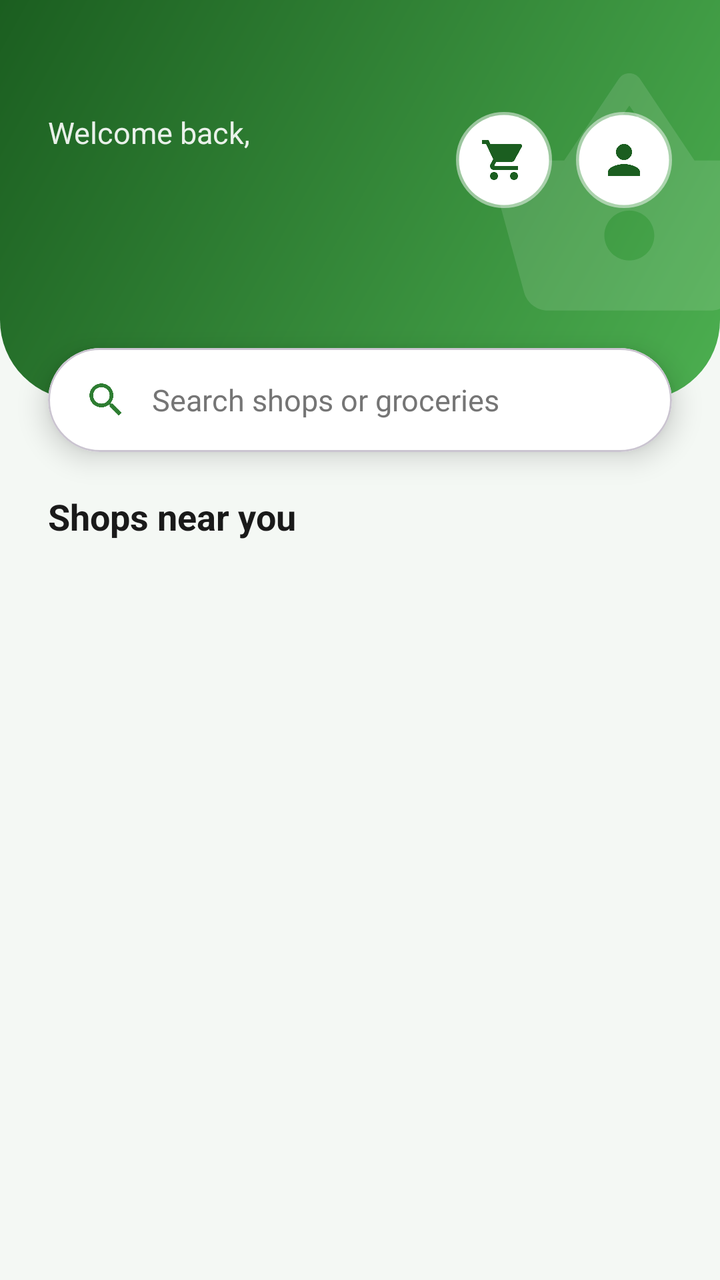
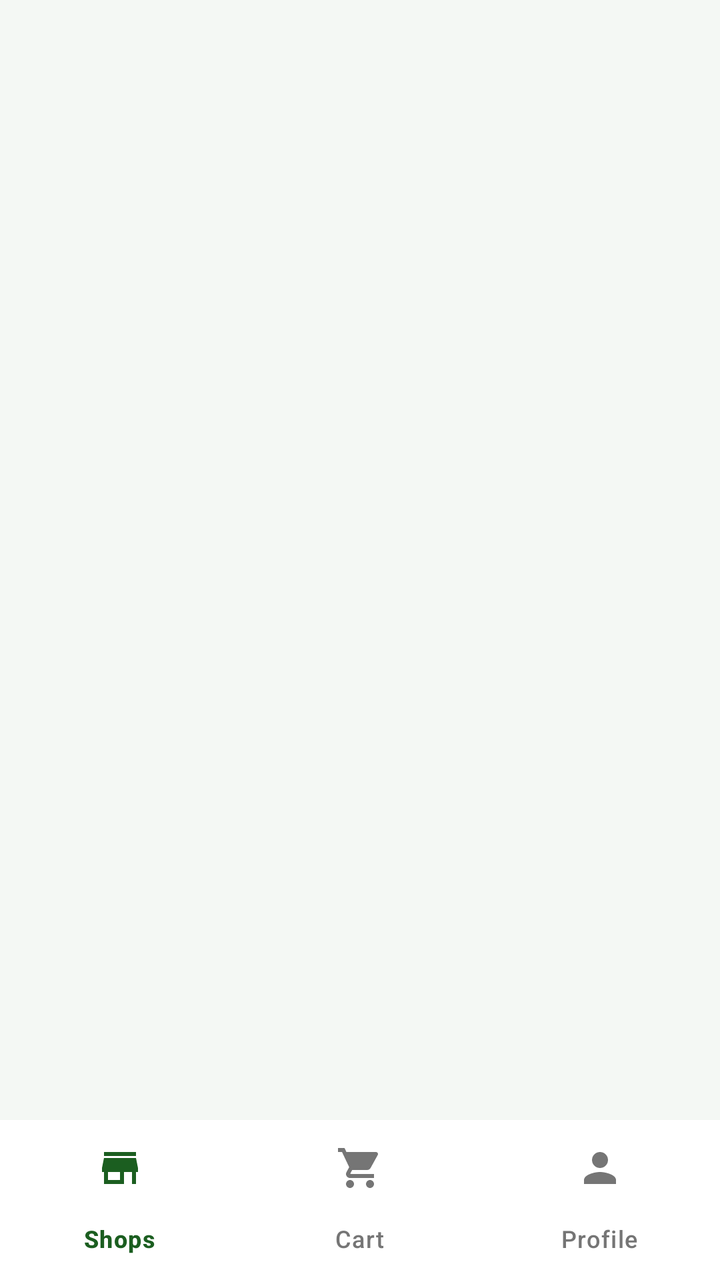

The first picture is an Android layout as it rendered before a commit; the second is the same layout after the commit. The layout source and the unified diff follow.
<!-- AndroidManifest.xml: application theme Theme.GroceryApp -->
<!-- res/layout/activity_buyer_home.xml -->
<?xml version="1.0" encoding="utf-8"?>
<androidx.constraintlayout.widget.ConstraintLayout xmlns:android="http://schemas.android.com/apk/res/android"
    xmlns:app="http://schemas.android.com/apk/res-auto"
    android:layout_width="match_parent"
    android:layout_height="match_parent"
    android:background="@color/welcome_background">

    <View
        android:id="@+id/headerBackground"
        android:layout_width="0dp"
        android:layout_height="200dp"
        android:background="@drawable/header_background"
        app:layout_constraintEnd_toEndOf="parent"
        app:layout_constraintStart_toStartOf="parent"
        app:layout_constraintTop_toTopOf="parent" />

    <ImageView
        android:layout_width="150dp"
        android:layout_height="150dp"
        android:layout_marginTop="24dp"
        android:layout_marginEnd="-30dp"
        android:alpha="0.12"
        android:importantForAccessibility="no"
        android:src="@drawable/ic_basket"
        app:layout_constraintEnd_toEndOf="parent"
        app:layout_constraintTop_toTopOf="parent" />

    <TextView
        android:id="@+id/tvWelcomeLabel"
        android:layout_width="wrap_content"
        android:layout_height="wrap_content"
        android:layout_marginStart="24dp"
        android:layout_marginTop="56dp"
        android:text="Welcome back,"
        android:textColor="#E6FFFFFF"
        android:textSize="15sp"
        app:layout_constraintStart_toStartOf="parent"
        app:layout_constraintTop_toTopOf="parent" />

    <TextView
        android:id="@+id/tvWelcome"
        android:layout_width="0dp"
        android:layout_height="wrap_content"
        android:layout_marginStart="24dp"
        android:layout_marginEnd="16dp"
        android:ellipsize="end"
        android:maxLines="1"
        android:textColor="@color/white"
        android:textSize="26sp"
        android:textStyle="bold"
        app:layout_constraintEnd_toStartOf="@id/ivCart"
        app:layout_constraintStart_toStartOf="parent"
        app:layout_constraintTop_toBottomOf="@id/tvWelcomeLabel" />

    <ImageView
        android:id="@+id/ivCart"
        android:layout_width="48dp"
        android:layout_height="48dp"
        android:layout_marginTop="56dp"
        android:layout_marginEnd="12dp"
        android:background="@drawable/avatar_background"
        android:clickable="true"
        android:contentDescription="Cart"
        android:elevation="6dp"
        android:focusable="true"
        android:padding="12dp"
        android:src="@drawable/ic_cart"
        android:tint="@color/green_dark"
        app:layout_constraintEnd_toStartOf="@id/ivProfileIcon"
        app:layout_constraintTop_toTopOf="parent" />

    <TextView
        android:id="@+id/tvCartBadge"
        android:layout_width="20dp"
        android:layout_height="20dp"
        android:background="@drawable/badge_circle"
        android:elevation="8dp"
        android:gravity="center"
        android:textColor="@color/white"
        android:textSize="10sp"
        android:textStyle="bold"
        android:visibility="gone"
        app:layout_constraintEnd_toEndOf="@id/ivCart"
        app:layout_constraintTop_toTopOf="@id/ivCart"
        android:layout_marginTop="-6dp"
        android:layout_marginEnd="-6dp" />

    <ImageView
        android:id="@+id/ivProfileIcon"
        android:layout_width="48dp"
        android:layout_height="48dp"
        android:layout_marginTop="56dp"
        android:layout_marginEnd="24dp"
        android:background="@drawable/avatar_background"
        android:clickable="true"
        android:contentDescription="Profile"
        android:elevation="6dp"
        android:focusable="true"
        android:padding="12dp"
        android:src="@drawable/ic_person"
        android:tint="@color/green_dark"
        app:layout_constraintEnd_toEndOf="parent"
        app:layout_constraintTop_toTopOf="parent" />

    <com.google.android.material.card.MaterialCardView
        android:id="@+id/cardSearch"
        android:layout_width="0dp"
        android:layout_height="52dp"
        android:layout_marginStart="24dp"
        android:layout_marginTop="174dp"
        android:layout_marginEnd="24dp"
        app:cardBackgroundColor="@color/white"
        app:cardCornerRadius="26dp"
        app:cardElevation="8dp"
        app:layout_constraintEnd_toEndOf="parent"
        app:layout_constraintStart_toStartOf="parent"
        app:layout_constraintTop_toTopOf="parent">

        <LinearLayout
            android:layout_width="match_parent"
            android:layout_height="match_parent"
            android:gravity="center_vertical"
            android:orientation="horizontal"
            android:paddingStart="18dp"
            android:paddingEnd="18dp">

            <ImageView
                android:layout_width="22dp"
                android:layout_height="22dp"
                android:importantForAccessibility="no"
                android:src="@drawable/ic_search"
                android:tint="@color/green_primary" />

            <EditText
                android:id="@+id/etSearch"
                android:layout_width="0dp"
                android:layout_height="match_parent"
                android:layout_marginStart="12dp"
                android:layout_weight="1"
                android:background="@null"
                android:hint="Search shops or groceries"
                android:imeOptions="actionSearch"
                android:importantForAutofill="no"
                android:inputType="text"
                android:maxLines="1"
                android:textColor="@color/text_primary"
                android:textColorHint="@color/text_secondary"
                android:textSize="15sp" />
        </LinearLayout>
    </com.google.android.material.card.MaterialCardView>

    <HorizontalScrollView
        android:id="@+id/chipScroll"
        android:layout_width="0dp"
        android:layout_height="wrap_content"
        android:layout_marginTop="12dp"
        android:clipToPadding="false"
        android:paddingHorizontal="24dp"
        android:scrollbars="none"
        app:layout_constraintEnd_toEndOf="parent"
        app:layout_constraintStart_toStartOf="parent"
        app:layout_constraintTop_toBottomOf="@id/cardSearch">

        <com.google.android.material.chip.ChipGroup
            android:id="@+id/chipGroup"
            android:layout_width="wrap_content"
            android:layout_height="wrap_content"
            app:selectionRequired="true"
            app:singleLine="true"
            app:singleSelection="true" />
    </HorizontalScrollView>

    <LinearLayout
        android:id="@+id/rowSection"
        android:layout_width="0dp"
        android:layout_height="wrap_content"
        android:layout_marginStart="24dp"
        android:layout_marginTop="8dp"
        android:layout_marginEnd="24dp"
        android:gravity="center_vertical"
        android:orientation="horizontal"
        app:layout_constraintEnd_toEndOf="parent"
        app:layout_constraintStart_toStartOf="parent"
        app:layout_constraintTop_toBottomOf="@id/chipScroll">

        <TextView
            android:layout_width="0dp"
            android:layout_height="wrap_content"
            android:layout_weight="1"
            android:text="Shops near you"
            android:textColor="@color/text_primary"
            android:textSize="18sp"
            android:textStyle="bold" />

        <TextView
            android:id="@+id/tvCount"
            android:layout_width="wrap_content"
            android:layout_height="wrap_content"
            android:textColor="@color/text_secondary"
            android:textSize="13sp" />
    </LinearLayout>

    <androidx.recyclerview.widget.RecyclerView
        android:id="@+id/rvShops"
        android:layout_width="0dp"
        android:layout_height="0dp"
        android:clipToPadding="false"
        android:paddingTop="4dp"
        android:paddingBottom="24dp"
        app:layout_constraintBottom_toBottomOf="parent"
        app:layout_constraintEnd_toEndOf="parent"
        app:layout_constraintStart_toStartOf="parent"
        app:layout_constraintTop_toBottomOf="@id/rowSection" />

    <TextView
        android:id="@+id/tvEmpty"
        android:layout_width="wrap_content"
        android:layout_height="wrap_content"
        android:text="No shops available yet"
        android:textColor="@color/text_secondary"
        android:textSize="15sp"
        android:visibility="gone"
        app:layout_constraintBottom_toBottomOf="parent"
        app:layout_constraintEnd_toEndOf="parent"
        app:layout_constraintStart_toStartOf="parent"
        app:layout_constraintTop_toBottomOf="@id/rowSection" />
</androidx.constraintlayout.widget.ConstraintLayout>
<!-- resources referenced by this layout -->
<resources>
  <color name="green_dark">#1B5E20</color>
  <color name="green_primary">#2E7D32</color>
  <color name="text_primary">#1A1A1A</color>
  <color name="text_secondary">#757575</color>
  <color name="welcome_background">#F4F8F4</color>
  <color name="white">#FFFFFFFF</color>
  <!-- drawable avatar_background (drawable) -->
  <?xml version="1.0" encoding="utf-8"?>
  <shape xmlns:android="http://schemas.android.com/apk/res/android"
      android:shape="oval">
      <solid android:color="#FFFFFF" />
      <stroke android:width="3dp" android:color="#80FFFFFF" />
  </shape>
  <!-- drawable badge_circle (drawable) -->
  <?xml version="1.0" encoding="utf-8"?>
  <shape xmlns:android="http://schemas.android.com/apk/res/android" android:shape="oval">
      <solid android:color="@color/danger" />
      <stroke android:width="1.5dp" android:color="@color/white" />
  </shape>
  <!-- drawable header_background (drawable) -->
  <?xml version="1.0" encoding="utf-8"?>
  <shape xmlns:android="http://schemas.android.com/apk/res/android"
      android:shape="rectangle">
      <gradient
          android:angle="315"
          android:startColor="#1B5E20"
          android:endColor="#4CAF50"
          android:type="linear" />
      <corners
          android:bottomLeftRadius="40dp"
          android:bottomRightRadius="40dp" />
  </shape>
  <!-- drawable ic_basket (drawable) -->
  <?xml version="1.0" encoding="utf-8"?>
  <vector xmlns:android="http://schemas.android.com/apk/res/android"
      android:width="24dp"
      android:height="24dp"
      android:viewportWidth="24"
      android:viewportHeight="24"
      android:tint="#FFFFFF">
      <path
          android:fillColor="#FFFFFFFF"
          android:pathData="M17.21,9l-4.38,-6.56c-0.19,-0.28 -0.51,-0.42 -0.83,-0.42 -0.32,0 -0.64,0.14 -0.83,0.43L6.79,9H2c-0.55,0 -1,0.45 -1,1 0,0.09 0.01,0.18 0.04,0.27l2.54,9.27c0.23,0.84 1,1.46 1.92,1.46h13c0.92,0 1.69,-0.62 1.93,-1.46l2.54,-9.27L23,10c0,-0.55 -0.45,-1 -1,-1h-4.79zM9,9l3,-4.4L15,9H9zM12,17c-1.1,0 -2,-0.9 -2,-2s0.9,-2 2,-2 2,0.9 2,2 -0.9,2 -2,2z" />
  </vector>
  <!-- drawable ic_cart (drawable) -->
  <?xml version="1.0" encoding="utf-8"?>
  <vector xmlns:android="http://schemas.android.com/apk/res/android"
      android:width="24dp" android:height="24dp" android:viewportWidth="24" android:viewportHeight="24">
      <path android:fillColor="#FF000000"
          android:pathData="M7,18c-1.1,0 -1.99,0.9 -1.99,2S5.9,22 7,22s2,-0.9 2,-2 -0.9,-2 -2,-2zM1,2v2h2l3.6,7.59 -1.35,2.45c-0.16,0.28 -0.25,0.61 -0.25,0.96 0,1.1 0.9,2 2,2h12v-2H7.42c-0.14,0 -0.25,-0.11 -0.25,-0.25l0.03,-0.12 0.9,-1.63h7.45c0.75,0 1.41,-0.41 1.75,-1.03l3.58,-6.49c0.08,-0.14 0.12,-0.31 0.12,-0.48 0,-0.55 -0.45,-1 -1,-1H5.21l-0.94,-2H1zM17,18c-1.1,0 -1.99,0.9 -1.99,2s0.89,2 1.99,2 2,-0.9 2,-2 -0.9,-2 -2,-2z" />
  </vector>
  <!-- drawable ic_person (drawable) -->
  <?xml version="1.0" encoding="utf-8"?>
  <vector xmlns:android="http://schemas.android.com/apk/res/android"
      android:width="24dp"
      android:height="24dp"
      android:viewportWidth="24"
      android:viewportHeight="24"
      android:tint="#FFFFFF">
      <path
          android:fillColor="#FF000000"
          android:pathData="M12,12c2.21,0 4,-1.79 4,-4s-1.79,-4 -4,-4 -4,1.79 -4,4 1.79,4 4,4zM12,14c-2.67,0 -8,1.34 -8,4v2h16v-2c0,-2.66 -5.33,-4 -8,-4z"/>
  </vector>
  <!-- drawable ic_search (drawable) -->
  <?xml version="1.0" encoding="utf-8"?>
  <vector xmlns:android="http://schemas.android.com/apk/res/android"
      android:width="24dp" android:height="24dp" android:viewportWidth="24" android:viewportHeight="24">
      <path android:fillColor="#FF000000"
          android:pathData="M15.5,14h-0.79l-0.28,-0.27C15.41,12.59 16,11.11 16,9.5 16,5.91 13.09,3 9.5,3S3,5.91 3,9.5 5.91,16 9.5,16c1.61,0 3.09,-0.59 4.23,-1.57l0.27,0.28v0.79l5,4.99L20.49,19l-4.99,-5zM9.5,14C7.01,14 5,11.99 5,9.5S7.01,5 9.5,5 14,7.01 14,9.5 11.99,14 9.5,14z" />
  </vector>
  <style name="Theme.GroceryApp" parent="Base.Theme.GroceryApp" />
  <color name="danger">#C62828</color>
  <color name="green_light">#E8F5E9</color>
  <!-- unchanged entries left out for length: 1 -->
</resources>

<!-- the commit's change to res/layout/activity_buyer_home.xml (unified diff, before → after) -->
@@ -1,227 +1,26 @@
 <?xml version="1.0" encoding="utf-8"?>
-<androidx.constraintlayout.widget.ConstraintLayout xmlns:android="http://schemas.android.com/apk/res/android"
+<LinearLayout xmlns:android="http://schemas.android.com/apk/res/android"
     xmlns:app="http://schemas.android.com/apk/res-auto"
     android:layout_width="match_parent"
     android:layout_height="match_parent"
-    android:background="@color/welcome_background">
+    android:background="@color/welcome_background"
+    android:orientation="vertical">
 
-    <View
-        android:id="@+id/headerBackground"
-        android:layout_width="0dp"
-        android:layout_height="200dp"
-        android:background="@drawable/header_background"
-        app:layout_constraintEnd_toEndOf="parent"
-        app:layout_constraintStart_toStartOf="parent"
-        app:layout_constraintTop_toTopOf="parent" />
+    <androidx.fragment.app.FragmentContainerView
+        android:id="@+id/fragmentContainer"
+        android:layout_width="match_parent"
+        android:layout_height="0dp"
+        android:layout_weight="1" />
 
-    <ImageView
-        android:layout_width="150dp"
-        android:layout_height="150dp"
-        android:layout_marginTop="24dp"
-        android:layout_marginEnd="-30dp"
-        android:alpha="0.12"
-        android:importantForAccessibility="no"
-        android:src="@drawable/ic_basket"
-        app:layout_constraintEnd_toEndOf="parent"
-        app:layout_constraintTop_toTopOf="parent" />
-
-    <TextView
-        android:id="@+id/tvWelcomeLabel"
-        android:layout_width="wrap_content"
+    <com.google.android.material.bottomnavigation.BottomNavigationView
+        android:id="@+id/bottomNav"
+        android:layout_width="match_parent"
         android:layout_height="wrap_content"
-        android:layout_marginStart="24dp"
-        android:layout_marginTop="56dp"
-        android:text="Welcome back,"
-        android:textColor="#E6FFFFFF"
-        android:textSize="15sp"
-        app:layout_constraintStart_toStartOf="parent"
-        app:layout_constraintTop_toTopOf="parent" />
-
-    <TextView
-        android:id="@+id/tvWelcome"
-        android:layout_width="0dp"
-        android:layout_height="wrap_content"
-        android:layout_marginStart="24dp"
-        android:layout_marginEnd="16dp"
-        android:ellipsize="end"
-        android:maxLines="1"
-        android:textColor="@color/white"
-        android:textSize="26sp"
-        android:textStyle="bold"
-        app:layout_constraintEnd_toStartOf="@id/ivCart"
-        app:layout_constraintStart_toStartOf="parent"
-        app:layout_constraintTop_toBottomOf="@id/tvWelcomeLabel" />
-
-    <ImageView
-        android:id="@+id/ivCart"
-        android:layout_width="48dp"
-        android:layout_height="48dp"
-        android:layout_marginTop="56dp"
-        android:layout_marginEnd="12dp"
-        android:background="@drawable/avatar_background"
-        android:clickable="true"
-        android:contentDescription="Cart"
-        android:elevation="6dp"
-        android:focusable="true"
-        android:padding="12dp"
-        android:src="@drawable/ic_cart"
-        android:tint="@color/green_dark"
-        app:layout_constraintEnd_toStartOf="@id/ivProfileIcon"
-        app:layout_constraintTop_toTopOf="parent" />
-
-    <TextView
-        android:id="@+id/tvCartBadge"
-        android:layout_width="20dp"
-        android:layout_height="20dp"
-        android:background="@drawable/badge_circle"
+        android:background="@color/white"
         android:elevation="8dp"
-        android:gravity="center"
-        android:textColor="@color/white"
-        android:textSize="10sp"
-        android:textStyle="bold"
-        android:visibility="gone"
-        app:layout_constraintEnd_toEndOf="@id/ivCart"
-        app:layout_constraintTop_toTopOf="@id/ivCart"
-        android:layout_marginTop="-6dp"
-        android:layout_marginEnd="-6dp" />
-
-    <ImageView
-        android:id="@+id/ivProfileIcon"
-        android:layout_width="48dp"
-        android:layout_height="48dp"
-        android:layout_marginTop="56dp"
-        android:layout_marginEnd="24dp"
-        android:background="@drawable/avatar_background"
-        android:clickable="true"
-        android:contentDescription="Profile"
-        android:elevation="6dp"
-        android:focusable="true"
-        android:padding="12dp"
-        android:src="@drawable/ic_person"
-        android:tint="@color/green_dark"
-        app:layout_constraintEnd_toEndOf="parent"
-        app:layout_constraintTop_toTopOf="parent" />
-
-    <com.google.android.material.card.MaterialCardView
-        android:id="@+id/cardSearch"
-        android:layout_width="0dp"
-        android:layout_height="52dp"
-        android:layout_marginStart="24dp"
-        android:layout_marginTop="174dp"
-        android:layout_marginEnd="24dp"
-        app:cardBackgroundColor="@color/white"
-        app:cardCornerRadius="26dp"
-        app:cardElevation="8dp"
-        app:layout_constraintEnd_toEndOf="parent"
-        app:layout_constraintStart_toStartOf="parent"
-        app:layout_constraintTop_toTopOf="parent">
-
-        <LinearLayout
-            android:layout_width="match_parent"
-            android:layout_height="match_parent"
-            android:gravity="center_vertical"
-            android:orientation="horizontal"
-            android:paddingStart="18dp"
-            android:paddingEnd="18dp">
-
-            <ImageView
-                android:layout_width="22dp"
-                android:layout_height="22dp"
-                android:importantForAccessibility="no"
-                android:src="@drawable/ic_search"
-                android:tint="@color/green_primary" />
-
-            <EditText
-                android:id="@+id/etSearch"
-                android:layout_width="0dp"
-                android:layout_height="match_parent"
-                android:layout_marginStart="12dp"
-                android:layout_weight="1"
-                android:background="@null"
-                android:hint="Search shops or groceries"
-                android:imeOptions="actionSearch"
-                android:importantForAutofill="no"
-                android:inputType="text"
-                android:maxLines="1"
-                android:textColor="@color/text_primary"
-                android:textColorHint="@color/text_secondary"
-                android:textSize="15sp" />
-        </LinearLayout>
-    </com.google.android.material.card.MaterialCardView>
-
-    <HorizontalScrollView
-        android:id="@+id/chipScroll"
-        android:layout_width="0dp"
-        android:layout_height="wrap_content"
-        android:layout_marginTop="12dp"
-        android:clipToPadding="false"
-        android:paddingHorizontal="24dp"
-        android:scrollbars="none"
-        app:layout_constraintEnd_toEndOf="parent"
-        app:layout_constraintStart_toStartOf="parent"
-        app:layout_constraintTop_toBottomOf="@id/cardSearch">
-
-        <com.google.android.material.chip.ChipGroup
-            android:id="@+id/chipGroup"
-            android:layout_width="wrap_content"
-            android:layout_height="wrap_content"
-            app:selectionRequired="true"
-            app:singleLine="true"
-            app:singleSelection="true" />
-    </HorizontalScrollView>
-
-    <LinearLayout
-        android:id="@+id/rowSection"
-        android:layout_width="0dp"
-        android:layout_height="wrap_content"
-        android:layout_marginStart="24dp"
-        android:layout_marginTop="8dp"
-        android:layout_marginEnd="24dp"
-        android:gravity="center_vertical"
-        android:orientation="horizontal"
-        app:layout_constraintEnd_toEndOf="parent"
-        app:layout_constraintStart_toStartOf="parent"
-        app:layout_constraintTop_toBottomOf="@id/chipScroll">
-
-        <TextView
-            android:layout_width="0dp"
-            android:layout_height="wrap_content"
-            android:layout_weight="1"
-            android:text="Shops near you"
-            android:textColor="@color/text_primary"
-            android:textSize="18sp"
-            android:textStyle="bold" />
-
-        <TextView
-            android:id="@+id/tvCount"
-            android:layout_width="wrap_content"
-            android:layout_height="wrap_content"
-            android:textColor="@color/text_secondary"
-            android:textSize="13sp" />
-    </LinearLayout>
-
-    <androidx.recyclerview.widget.RecyclerView
-        android:id="@+id/rvShops"
-        android:layout_width="0dp"
-        android:layout_height="0dp"
-        android:clipToPadding="false"
-        android:paddingTop="4dp"
-        android:paddingBottom="24dp"
-        app:layout_constraintBottom_toBottomOf="parent"
-        app:layout_constraintEnd_toEndOf="parent"
-        app:layout_constraintStart_toStartOf="parent"
-        app:layout_constraintTop_toBottomOf="@id/rowSection" />
-
-    <TextView
-        android:id="@+id/tvEmpty"
-        android:layout_width="wrap_content"
-        android:layout_height="wrap_content"
-        android:text="No shops available yet"
-        android:textColor="@color/text_secondary"
-        android:textSize="15sp"
-        android:visibility="gone"
-        app:layout_constraintBottom_toBottomOf="parent"
-        app:layout_constraintEnd_toEndOf="parent"
-        app:layout_constraintStart_toStartOf="parent"
-        app:layout_constraintTop_toBottomOf="@id/rowSection" />
-</androidx.constraintlayout.widget.ConstraintLayout>
+        app:itemActiveIndicatorStyle="@style/Widget.GroceryApp.ActiveIndicator"
+        app:itemIconTint="@color/nav_item"
+        app:itemTextColor="@color/nav_item"
+        app:labelVisibilityMode="labeled"
+        app:menu="@menu/buyer_bottom_nav" />
+</LinearLayout>
<!-- resource entries referenced after the edit -->
@@ -2,74 +2,11 @@
 <resources>
   <color name="green_dark">#1B5E20</color>
   <color name="green_primary">#2E7D32</color>
-  <color name="text_primary">#1A1A1A</color>
-  <color name="text_secondary">#757575</color>
   <color name="welcome_background">#F4F8F4</color>
   <color name="white">#FFFFFFFF</color>
-  <!-- drawable avatar_background (drawable) -->
-  <?xml version="1.0" encoding="utf-8"?>
-  <shape xmlns:android="http://schemas.android.com/apk/res/android"
-      android:shape="oval">
-      <solid android:color="#FFFFFF" />
-      <stroke android:width="3dp" android:color="#80FFFFFF" />
-  </shape>
-  <!-- drawable badge_circle (drawable) -->
-  <?xml version="1.0" encoding="utf-8"?>
-  <shape xmlns:android="http://schemas.android.com/apk/res/android" android:shape="oval">
-      <solid android:color="@color/danger" />
-      <stroke android:width="1.5dp" android:color="@color/white" />
-  </shape>
-  <!-- drawable header_background (drawable) -->
-  <?xml version="1.0" encoding="utf-8"?>
-  <shape xmlns:android="http://schemas.android.com/apk/res/android"
-      android:shape="rectangle">
-      <gradient
-          android:angle="315"
-          android:startColor="#1B5E20"
-          android:endColor="#4CAF50"
-          android:type="linear" />
-      <corners
-          android:bottomLeftRadius="40dp"
-          android:bottomRightRadius="40dp" />
-  </shape>
-  <!-- drawable ic_basket (drawable) -->
-  <?xml version="1.0" encoding="utf-8"?>
-  <vector xmlns:android="http://schemas.android.com/apk/res/android"
-      android:width="24dp"
-      android:height="24dp"
-      android:viewportWidth="24"
-      android:viewportHeight="24"
-      android:tint="#FFFFFF">
-      <path
-          android:fillColor="#FFFFFFFF"
-          android:pathData="M17.21,9l-4.38,-6.56c-0.19,-0.28 -0.51,-0.42 -0.83,-0.42 -0.32,0 -0.64,0.14 -0.83,0.43L6.79,9H2c-0.55,0 -1,0.45 -1,1 0,0.09 0.01,0.18 0.04,0.27l2.54,9.27c0.23,0.84 1,1.46 1.92,1.46h13c0.92,0 1.69,-0.62 1.93,-1.46l2.54,-9.27L23,10c0,-0.55 -0.45,-1 -1,-1h-4.79zM9,9l3,-4.4L15,9H9zM12,17c-1.1,0 -2,-0.9 -2,-2s0.9,-2 2,-2 2,0.9 2,2 -0.9,2 -2,2z" />
-  </vector>
-  <!-- drawable ic_cart (drawable) -->
-  <?xml version="1.0" encoding="utf-8"?>
-  <vector xmlns:android="http://schemas.android.com/apk/res/android"
-      android:width="24dp" android:height="24dp" android:viewportWidth="24" android:viewportHeight="24">
-      <path android:fillColor="#FF000000"
-          android:pathData="M7,18c-1.1,0 -1.99,0.9 -1.99,2S5.9,22 7,22s2,-0.9 2,-2 -0.9,-2 -2,-2zM1,2v2h2l3.6,7.59 -1.35,2.45c-0.16,0.28 -0.25,0.61 -0.25,0.96 0,1.1 0.9,2 2,2h12v-2H7.42c-0.14,0 -0.25,-0.11 -0.25,-0.25l0.03,-0.12 0.9,-1.63h7.45c0.75,0 1.41,-0.41 1.75,-1.03l3.58,-6.49c0.08,-0.14 0.12,-0.31 0.12,-0.48 0,-0.55 -0.45,-1 -1,-1H5.21l-0.94,-2H1zM17,18c-1.1,0 -1.99,0.9 -1.99,2s0.89,2 1.99,2 2,-0.9 2,-2 -0.9,-2 -2,-2z" />
-  </vector>
-  <!-- drawable ic_person (drawable) -->
-  <?xml version="1.0" encoding="utf-8"?>
-  <vector xmlns:android="http://schemas.android.com/apk/res/android"
-      android:width="24dp"
-      android:height="24dp"
-      android:viewportWidth="24"
-      android:viewportHeight="24"
-      android:tint="#FFFFFF">
-      <path
-          android:fillColor="#FF000000"
-          android:pathData="M12,12c2.21,0 4,-1.79 4,-4s-1.79,-4 -4,-4 -4,1.79 -4,4 1.79,4 4,4zM12,14c-2.67,0 -8,1.34 -8,4v2h16v-2c0,-2.66 -5.33,-4 -8,-4z"/>
-  </vector>
-  <!-- drawable ic_search (drawable) -->
-  <?xml version="1.0" encoding="utf-8"?>
-  <vector xmlns:android="http://schemas.android.com/apk/res/android"
-      android:width="24dp" android:height="24dp" android:viewportWidth="24" android:viewportHeight="24">
-      <path android:fillColor="#FF000000"
-          android:pathData="M15.5,14h-0.79l-0.28,-0.27C15.41,12.59 16,11.11 16,9.5 16,5.91 13.09,3 9.5,3S3,5.91 3,9.5 5.91,16 9.5,16c1.61,0 3.09,-0.59 4.23,-1.57l0.27,0.28v0.79l5,4.99L20.49,19l-4.99,-5zM9.5,14C7.01,14 5,11.99 5,9.5S7.01,5 9.5,5 14,7.01 14,9.5 11.99,14 9.5,14z" />
-  </vector>
+  <style name="Widget.GroceryApp.ActiveIndicator" parent="Widget.Material3.BottomNavigationView.ActiveIndicator">
+          <item name="android:color">@color/green_light</item>
+      </style>
   <style name="Theme.GroceryApp" parent="Base.Theme.GroceryApp" />
   <color name="danger">#C62828</color>
   <color name="green_light">#E8F5E9</color>
